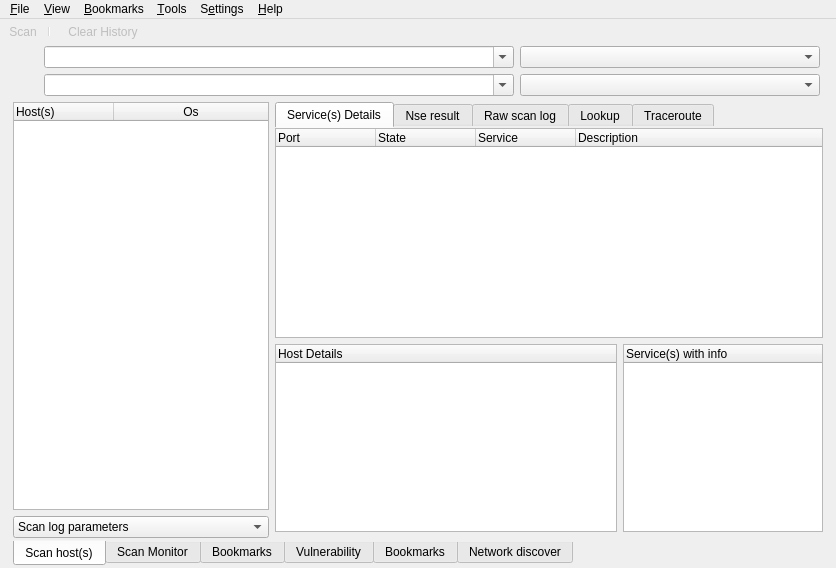
This is src/app/ui/mainwindow.ui in nmapsi4/nmapsi4 as Qt 5 draws it before an edit. The edited form follows.
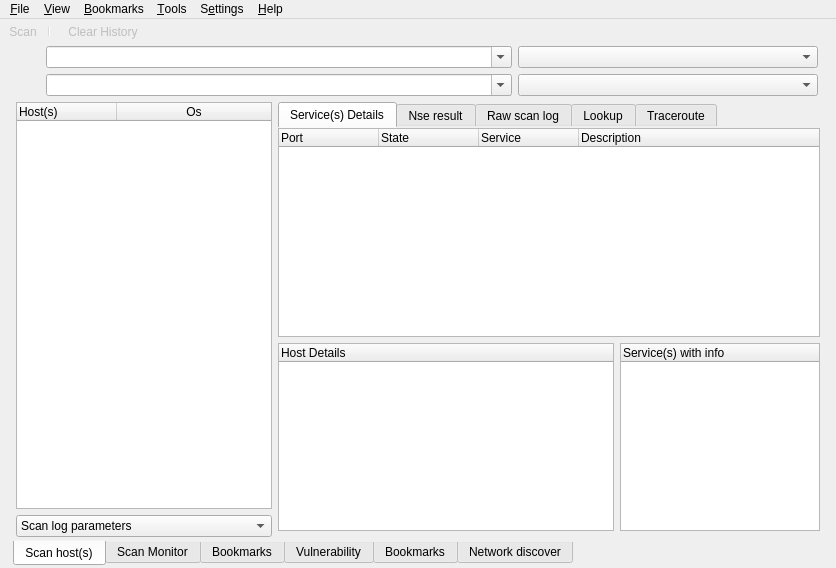
This is the edited form. Icons and pictures are not drawn.

The edit to the form file:
```diff
--- a/src/app/ui/mainwindow.ui
+++ b/src/app/ui/mainwindow.ui
@@ -73,6 +73,12 @@
     </property>
     <item>
      <widget class="QTabWidget" name="tabUi">
+      <property name="layoutDirection">
+       <enum>Qt::LeftToRight</enum>
+      </property>
+      <property name="autoFillBackground">
+       <bool>false</bool>
+      </property>
       <property name="styleSheet">
        <string notr="true">QTabWidget:pane {
 	border: 0px;
@@ -81,6 +87,9 @@
       <property name="tabPosition">
        <enum>QTabWidget::South</enum>
       </property>
+      <property name="tabShape">
+       <enum>QTabWidget::Rounded</enum>
+      </property>
       <property name="currentIndex">
        <number>0</number>
       </property>
@@ -94,13 +103,13 @@
        </attribute>
        <layout class="QGridLayout" name="gridLayout">
         <property name="leftMargin">
-         <number>0</number>
+         <number>2</number>
         </property>
         <property name="topMargin">
          <number>0</number>
         </property>
         <property name="rightMargin">
-         <number>0</number>
+         <number>2</number>
         </property>
         <property name="bottomMargin">
          <number>2</number>
@@ -346,9 +355,18 @@
            <number>0</number>
           </property>
           <layout class="QGridLayout" name="gridLayout_4">
-           <property name="margin">
+           <property name="leftMargin">
             <number>0</number>
            </property>
+           <property name="topMargin">
+            <number>0</number>
+           </property>
+           <property name="rightMargin">
+            <number>1</number>
+           </property>
+           <property name="bottomMargin">
+            <number>1</number>
+           </property>
            <item row="1" column="0">
             <widget class="QFrame" name="frameRight">
              <property name="minimumSize">
@@ -840,9 +858,18 @@
            <enum>QFrame::Plain</enum>
           </property>
           <layout class="QVBoxLayout" name="verticalLayout_4">
-           <property name="margin">
+           <property name="leftMargin">
+            <number>1</number>
+           </property>
+           <property name="topMargin">
             <number>0</number>
            </property>
+           <property name="rightMargin">
+            <number>0</number>
+           </property>
+           <property name="bottomMargin">
+            <number>1</number>
+           </property>
            <item>
             <widget class="QTreeWidget" name="treeMain">
              <property name="sizePolicy">
```
Left out of the diff: 140 changed lines with no effect on the pictures.
